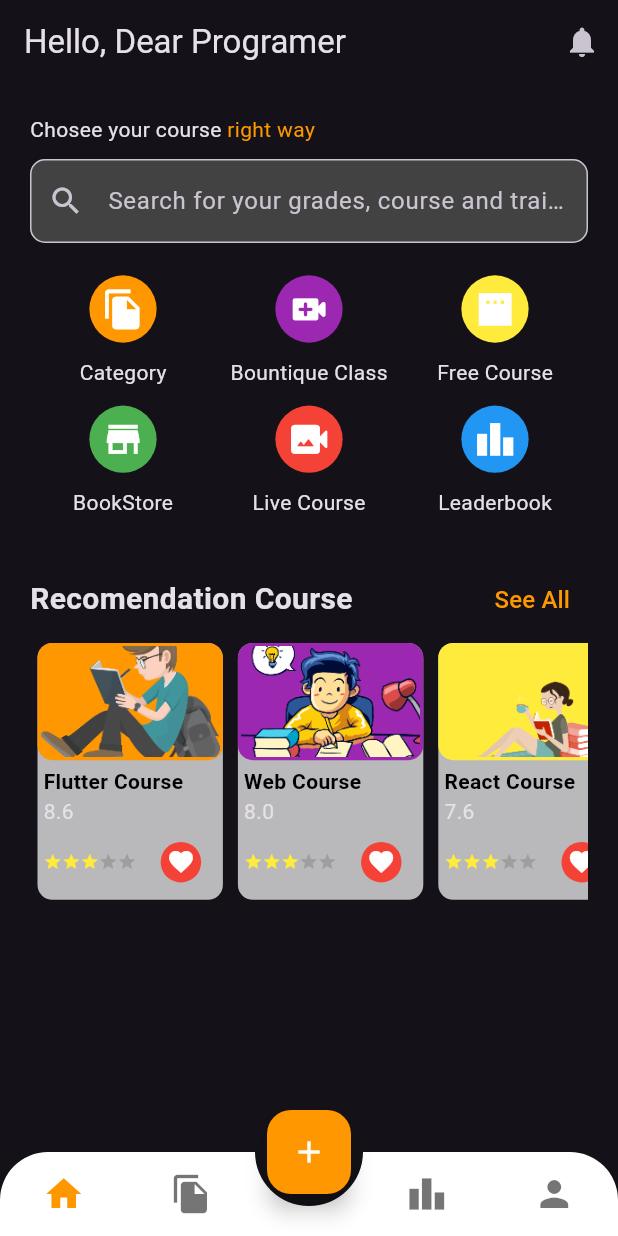
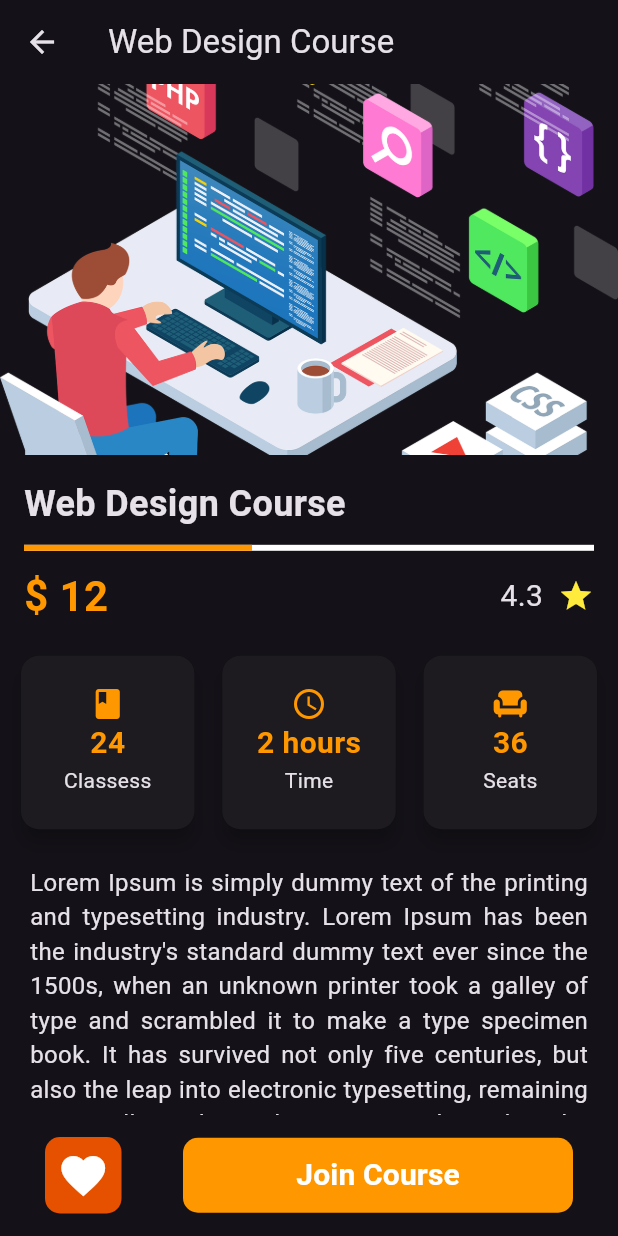
Before and after one commit to liar88828/education_app_flutter, a Flutter app: the screen it shows after launch, on a phone screen of 412 x 824 dp. Run offline on Flutter 3.47's test engine with Material 3 defaults, Android fonts, the phone set to English and light mode, and no system bars; drawn by our look-alikes of animated_bottom_navigation_bar, flutter_rating_bar.

Commit message:
add detail course

```diff
--- a/lib/main.dart
+++ b/lib/main.dart
@@ -1,3 +1,4 @@
+import 'package:education_app/screens/course_detail_screen.dart';
 import 'package:education_app/screens/home_screen.dart';
 import 'package:flutter/material.dart';
 
@@ -17,7 +18,7 @@ class MyApp extends StatelessWidget {
         // colorScheme: ColorScheme.fromSeed(seedColor: Colors.deepPurple),
         useMaterial3: true,
       ),
-      home: HomeScreen(),
+      home: CourseDetailScreen(),
     );
   }
 }
--- /dev/null
+++ b/lib/screens/course_detail_screen.dart
@@ -0,0 +1,153 @@
+import 'package:flutter/material.dart';
+
+class CourseDetailScreen extends StatelessWidget {
+  const CourseDetailScreen({super.key});
+
+  @override
+  Widget build(BuildContext context) {
+    final screenHeight = MediaQuery.of(context).size.height;
+    final screenWeight = MediaQuery.of(context).size.width;
+
+    return Scaffold(
+      bottomNavigationBar: Container(
+        padding: EdgeInsets.symmetric(vertical: 15, horizontal: 30),
+        child: Row(
+          mainAxisAlignment: MainAxisAlignment.spaceBetween,
+          children: [
+            IconButton.filled(
+                iconSize: 35,
+                style: IconButton.styleFrom(
+                    backgroundColor: Colors.orange.shade900,
+                    shape: RoundedRectangleBorder(
+                        borderRadius: BorderRadius.circular(10))),
+                onPressed: () {},
+                icon: Icon(
+                  Icons.favorite,
+                  color: Colors.white,
+                )),
+            FilledButton(
+                style: FilledButton.styleFrom(
+                    fixedSize: Size(260, 50),
+                    backgroundColor: Colors.orange,
+                    shape: RoundedRectangleBorder(
+                        borderRadius: BorderRadius.circular(10))),
+                onPressed: () {},
+                child: Text(
+                  'Join Course',
+                  style: TextStyle(
+                      color: Colors.white,
+                      fontSize: 20,
+                      fontWeight: FontWeight.bold),
+                ))
+          ],
+        ),
+      ),
+      appBar: AppBar(
+        actions: [],
+        leading: BackButton(),
+        title: Text('Web Design Course'),
+      ),
+      body: SingleChildScrollView(
+        child: Column(
+          crossAxisAlignment: CrossAxisAlignment.start,
+          children: [
+            Image.asset('lib/images/web design.png',
+                height: screenHeight * 0.3,
+                width: double.infinity,
+                fit: BoxFit.cover),
+            const Padding(
+                padding: EdgeInsets.all(16),
+                child: Column(
+                    crossAxisAlignment: CrossAxisAlignment.start,
+                    children: [
+                      Text(
+                        'Web Design Course',
+                        style: TextStyle(
+                            // color: Colors.orange,
+                            fontWeight: FontWeight.bold,
+                            fontSize: 24),
+                      ),
+                      SizedBox(height: 10),
+                      LinearProgressIndicator(
+                        value: 0.4,
+                        color: Colors.orange,
+                        backgroundColor: Colors.white,
+                      ),
+                      SizedBox(height: 10),
+                      Row(
+                          mainAxisAlignment: MainAxisAlignment.spaceBetween,
+                          children: [
+                            Text(
+                              '\$ 12',
+                              style: TextStyle(
+                                  fontSize: 28,
+                                  fontWeight: FontWeight.bold,
+                                  color: Colors.orange),
+                            ),
+                            Row(
+                                mainAxisAlignment: MainAxisAlignment.center,
+                                children: [
+                                  Text('4.3', style: TextStyle(fontSize: 20)),
+                                  SizedBox(width: 10),
+                                  Icon(Icons.star, color: Colors.yellow),
+                                ])
+                          ]),
+                    ])),
+            Padding(
+              padding: const EdgeInsets.symmetric(horizontal: 10),
+              child: Row(
+                  mainAxisAlignment: MainAxisAlignment.spaceBetween,
+                  children: [
+                    InfoCard(Icons.book, '24', 'Classess', screenHeight,
+                        screenWeight),
+                    InfoCard(Icons.access_time, '2 hours', 'Time', screenHeight,
+                        screenWeight),
+                    InfoCard(
+                        Icons.chair, '36', 'Seats', screenHeight, screenWeight)
+                  ]),
+            ),
+            const Padding(
+              padding: EdgeInsets.all(20),
+              child: Text(
+                "Lorem Ipsum is simply dummy text of the printing and typesetting industry. Lorem Ipsum has been the industry's standard dummy text ever since the 1500s, when an unknown printer took a galley of type and scrambled it to make a type specimen book. It has survived not only five centuries, but also the leap into electronic typesetting, remaining essentially unchanged. It was popularised in the 1960s with the release of Letraset sheets containing Lorem ",
+                style: TextStyle(fontSize: 16),
+                textAlign: TextAlign.justify,
+              ),
+            )
+          ],
+        ),
+      ),
+    );
+  }
+
+  Widget InfoCard(IconData icon, String title, String subTitle,
+      double screenHeight, double screenWeight) {
+    return Container(
+      height: screenHeight * 0.15,
+      width: screenWeight * 0.3,
+      child: Card(
+        semanticContainer: true,
+        elevation: 5,
+        child: Padding(
+          padding: const EdgeInsets.all(20),
+          child: Column(
+            children: [
+              Icon(icon, color: Colors.orange),
+              Text(
+                title,
+                style: TextStyle(
+                    color: Colors.orange,
+                    fontWeight: FontWeight.bold,
+                    fontSize: 20),
+              ),
+              Text(
+                subTitle,
+                style: TextStyle(),
+              ),
+            ],
+          ),
+        ),
+      ),
+    );
+  }
+}
```
